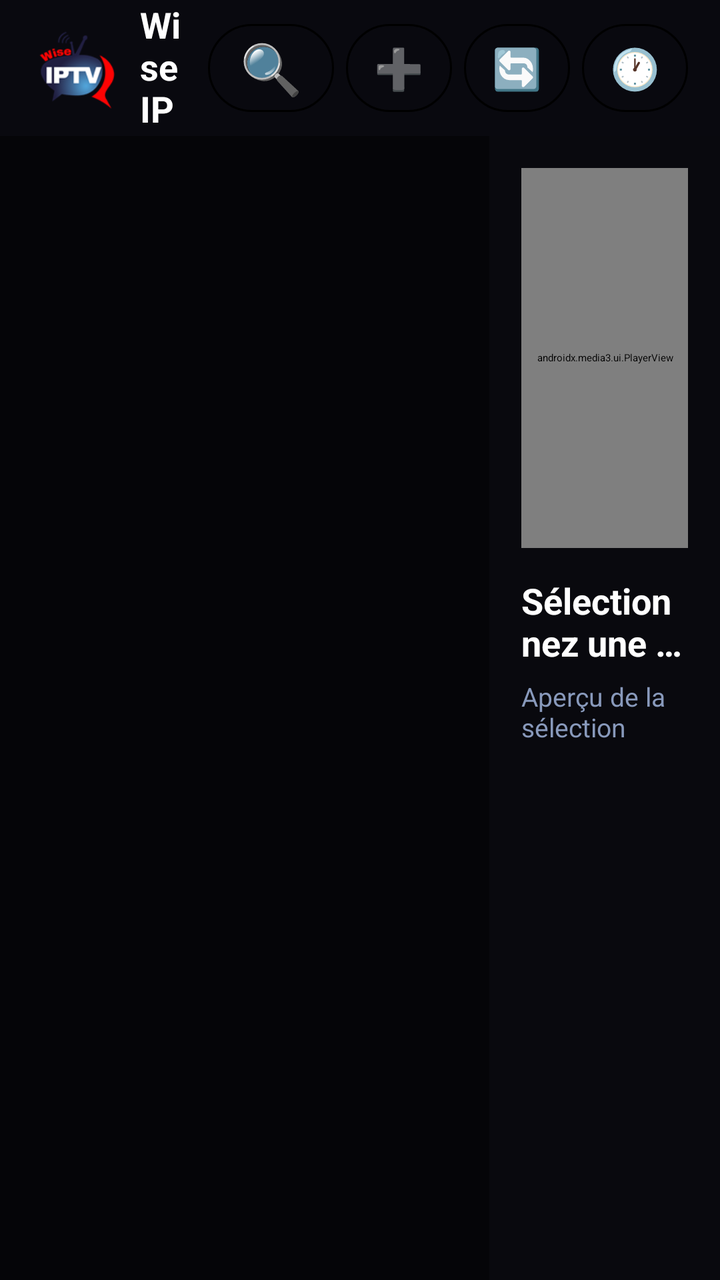
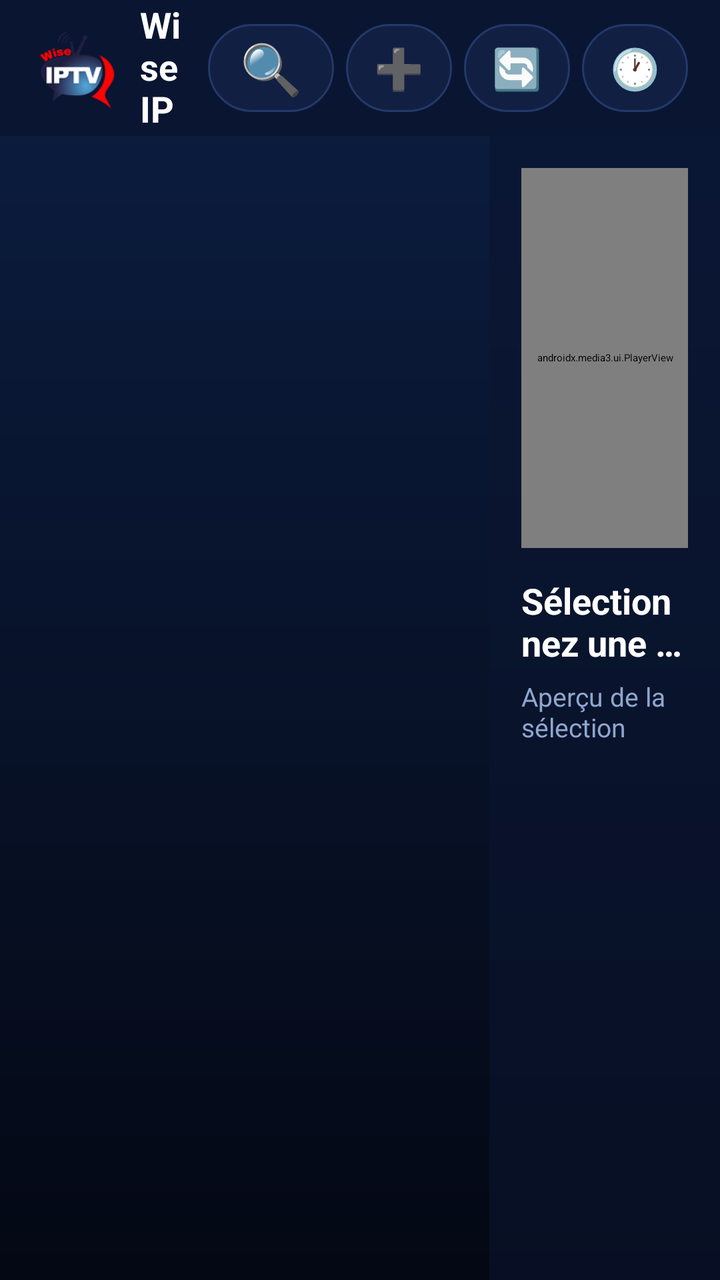

Screens rendered from an Android XML layout before and after an edit, with the pre-edit source and the edit as a unified diff.
<!-- AndroidManifest.xml: application theme Theme.WiseIPTV.TV -->
<!-- res/layout/activity_tv_main.xml -->
<?xml version="1.0" encoding="utf-8"?>
<FrameLayout xmlns:android="http://schemas.android.com/apk/res/android"
    xmlns:app="http://schemas.android.com/apk/res-auto"
    android:layout_width="match_parent"
    android:layout_height="match_parent"
    android:background="@color/wise_bg">

    <ImageView android:id="@+id/tv_backdrop"
        android:layout_width="match_parent"
        android:layout_height="match_parent"
        android:scaleType="centerCrop"
        android:alpha="0.16"
        android:visibility="gone"/>

    <LinearLayout
        android:layout_width="match_parent"
        android:layout_height="match_parent"
        android:layout_marginTop="68dp"
        android:orientation="horizontal">

        <FrameLayout
            android:id="@+id/browse_fragment"
            android:layout_width="0dp"
            android:layout_height="match_parent"
            android:layout_weight="0.68"
            android:focusable="false"
            android:nextFocusUp="@id/btn_search"/>

        <LinearLayout
            android:id="@+id/tv_preview_panel"
            android:layout_width="0dp"
            android:layout_height="match_parent"
            android:layout_weight="0.32"
            android:orientation="vertical"
            android:padding="16dp"
            android:background="#CC0A0A0F">

            <androidx.media3.ui.PlayerView
                android:id="@+id/tv_preview_player"
                android:layout_width="match_parent"
                android:layout_height="190dp"
                android:focusable="false"
                app:use_controller="false"
                app:resize_mode="zoom"/>

            <TextView
                android:id="@+id/tv_preview_name"
                android:layout_width="match_parent"
                android:layout_height="wrap_content"
                android:layout_marginTop="14dp"
                android:text="Sélectionnez une chaîne"
                android:textColor="@color/white"
                android:textSize="18sp"
                android:textStyle="bold"
                android:maxLines="2"
                android:ellipsize="end"/>

            <TextView
                android:layout_width="match_parent"
                android:layout_height="wrap_content"
                android:layout_marginTop="6dp"
                android:text="Aperçu de la sélection"
                android:textColor="@color/text_secondary"
                android:textSize="13sp"/>
        </LinearLayout>
    </LinearLayout>

    <LinearLayout
        android:id="@+id/top_bar"
        android:layout_width="match_parent"
        android:layout_height="68dp"
        android:orientation="horizontal"
        android:gravity="center_vertical"
        android:background="#EE0A0A0F"
        android:paddingStart="16dp"
        android:paddingEnd="16dp"
        android:elevation="8dp"
        android:focusable="false">

        <ImageView
            android:layout_width="44dp"
            android:layout_height="44dp"
            android:src="@mipmap/ic_launcher"
            android:scaleType="fitCenter"
            android:focusable="false"
            android:layout_marginEnd="10dp"/>

        <TextView
            android:layout_width="0dp"
            android:layout_height="wrap_content"
            android:layout_weight="1"
            android:text="Wise IPTV"
            android:focusable="false"
            android:textColor="#FFFFFF"
            android:textSize="18sp"
            android:textStyle="bold"/>

        <TextView
            android:id="@+id/btn_search"
            android:layout_width="wrap_content"
            android:layout_height="44dp"
            android:text="🔍"
            android:textSize="25sp"
            android:gravity="center"
            android:paddingStart="16dp"
            android:paddingEnd="16dp"
            android:focusable="true"
            android:focusableInTouchMode="false"
            android:nextFocusDown="@id/browse_fragment"
            android:background="@drawable/btn_action_selector"
            android:layout_marginStart="6dp"/>

        <TextView
            android:id="@+id/btn_add"
            android:layout_width="wrap_content"
            android:layout_height="44dp"
            android:text="➕"
            android:textSize="20sp"
            android:gravity="center"
            android:paddingStart="14dp"
            android:paddingEnd="14dp"
            android:focusable="true"
            android:focusableInTouchMode="false"
            android:nextFocusDown="@id/browse_fragment"
            android:background="@drawable/btn_action_selector"
            android:layout_marginStart="6dp"/>

        <TextView
            android:id="@+id/btn_sync"
            android:layout_width="wrap_content"
            android:layout_height="44dp"
            android:text="🔄"
            android:textSize="20sp"
            android:gravity="center"
            android:paddingStart="14dp"
            android:paddingEnd="14dp"
            android:focusable="true"
            android:focusableInTouchMode="false"
            android:nextFocusDown="@id/browse_fragment"
            android:background="@drawable/btn_action_selector"
            android:layout_marginStart="6dp"/>

        <TextView
            android:id="@+id/btn_recents"
            android:layout_width="wrap_content"
            android:layout_height="44dp"
            android:text="🕐"
            android:textSize="20sp"
            android:gravity="center"
            android:paddingStart="14dp"
            android:paddingEnd="14dp"
            android:focusable="true"
            android:focusableInTouchMode="false"
            android:nextFocusDown="@id/browse_fragment"
            android:background="@drawable/btn_action_selector"
            android:layout_marginStart="6dp"/>

        <TextView
            android:id="@+id/tv_sync_status"
            android:layout_width="wrap_content"
            android:layout_height="wrap_content"
            android:textColor="@color/wise_blue_light"
            android:textSize="12sp"
            android:layout_marginStart="12dp"
            android:visibility="gone"/>

        <ProgressBar
            android:id="@+id/progress_bar"
            android:layout_width="28dp"
            android:layout_height="28dp"
            android:layout_marginStart="8dp"
            android:indeterminateTint="@color/wise_red"
            android:visibility="gone"/>
    </LinearLayout>
</FrameLayout>
<!-- resources referenced by this layout -->
<resources>
  <color name="text_secondary">#8899BB</color>
  <color name="white">#FFFFFF</color>
  <color name="wise_bg">#050508</color>
  <color name="wise_blue_light">#42A5F5</color>
  <color name="wise_red">#E50914</color>
  <!-- drawable btn_action_selector (drawable) -->
  <?xml version="1.0" encoding="utf-8"?>
  <selector xmlns:android="http://schemas.android.com/apk/res/android">
      <item android:state_focused="true">
          <shape android:shape="rectangle">
              <gradient android:angle="0" android:startColor="#5BB0FF" android:endColor="#2F8CF0"/>
              <corners android:radius="22dp"/>
              <stroke android:width="2dp" android:color="#FFFFFF"/>
          </shape>
      </item>
      <item android:state_pressed="true">
          <shape android:shape="rectangle">
              <solid android:color="#CC1F7AE0"/>
              <corners android:radius="22dp"/>
          </shape>
      </item>
      <item>
          <shape android:shape="rectangle">
              <solid android:color="@color/wise_card"/>
              <corners android:radius="22dp"/>
              <stroke android:width="1dp" android:color="@color/wise_card_stroke"/>
          </shape>
      </item>
  </selector>
  <!-- mipmap ic_launcher: png bitmap (mipmap-hdpi, 11824 bytes) -->
  <style name="Theme.WiseIPTV.TV" parent="Theme.Leanback">
          <item name="colorPrimary">@color/wise_blue</item>
          <item name="colorPrimaryDark">@color/wise_blue_dark</item>
          <item name="colorAccent">@color/wise_red</item>
          <item name="android:colorBackground">@color/wise_bg</item>
          <item name="android:windowBackground">@color/wise_bg</item>
      </style>
  <color name="wise_blue">#1565C0</color>
  <color name="wise_blue_dark">#0A1A35</color>
</resources>

<!-- the commit's change to res/layout/activity_tv_main.xml (unified diff, before → after) -->
@@ -3,7 +3,7 @@
     xmlns:app="http://schemas.android.com/apk/res-auto"
     android:layout_width="match_parent"
     android:layout_height="match_parent"
-    android:background="@color/wise_bg">
+    android:background="@drawable/bg_app_gradient">
 
     <ImageView android:id="@+id/tv_backdrop"
         android:layout_width="match_parent"
@@ -33,7 +33,7 @@
             android:layout_weight="0.32"
             android:orientation="vertical"
             android:padding="16dp"
-            android:background="#CC0A0A0F">
+            android:background="#990A1530">
 
             <androidx.media3.ui.PlayerView
                 android:id="@+id/tv_preview_player"
@@ -71,7 +71,7 @@
         android:layout_height="68dp"
         android:orientation="horizontal"
         android:gravity="center_vertical"
-        android:background="#EE0A0A0F"
+        android:background="#F00A1530"
         android:paddingStart="16dp"
         android:paddingEnd="16dp"
         android:elevation="8dp"
@@ -89,11 +89,28 @@
             android:layout_width="0dp"
             android:layout_height="wrap_content"
             android:layout_weight="1"
+            android:id="@+id/tv_top_title"
             android:text="Wise IPTV"
             android:focusable="false"
             android:textColor="#FFFFFF"
             android:textSize="18sp"
             android:textStyle="bold"/>
+
+        <TextView
+            android:id="@+id/tv_sub_pill"
+            android:layout_width="wrap_content"
+            android:layout_height="wrap_content"
+            android:background="@drawable/bg_badge_green"
+            android:textColor="@color/white"
+            android:textSize="13sp"
+            android:textStyle="bold"
+            android:paddingStart="12dp"
+            android:paddingEnd="12dp"
+            android:paddingTop="5dp"
+            android:paddingBottom="5dp"
+            android:layout_marginEnd="8dp"
+            android:focusable="false"
+            android:visibility="gone"/>
 
         <TextView
             android:id="@+id/btn_search"
<!-- resource entries referenced after the edit -->
@@ -1,10 +1,34 @@
 <!-- resources referenced by this layout -->
 <resources>
-  <color name="text_secondary">#8899BB</color>
+  <color name="text_secondary">#8FA6CC</color>
   <color name="white">#FFFFFF</color>
-  <color name="wise_bg">#050508</color>
-  <color name="wise_blue_light">#42A5F5</color>
-  <color name="wise_red">#E50914</color>
+  <color name="wise_bg">#060D1F</color>
+  <style name="Wise.Dialog.TV" parent="android:Theme.Material.Dialog.Alert">
+          <item name="android:windowBackground">@drawable/bg_card</item>
+          <item name="android:colorAccent">@color/wise_blue_light</item>
+          <item name="android:textColorPrimary">@color/white</item>
+          <item name="android:textColorSecondary">@color/text_secondary</item>
+      </style>
+  <!-- drawable bg_card (drawable) -->
+  <?xml version="1.0" encoding="utf-8"?>
+  <shape xmlns:android="http://schemas.android.com/apk/res/android" android:shape="rectangle">
+      <solid android:color="@color/wise_card"/>
+      <corners android:radius="16dp"/>
+      <stroke android:width="1dp" android:color="@color/wise_card_stroke"/>
+  </shape>
+  <color name="wise_blue_light">#4DA3FF</color>
+  <color name="wise_red">#E5324F</color>
+  <!-- drawable bg_app_gradient (drawable) -->
+  <?xml version="1.0" encoding="utf-8"?>
+  <shape xmlns:android="http://schemas.android.com/apk/res/android" android:shape="rectangle">
+      <gradient android:angle="270" android:startColor="@color/wise_bg_top" android:endColor="@color/wise_bg_bottom"/>
+  </shape>
+  <!-- drawable bg_badge_green (drawable) -->
+  <?xml version="1.0" encoding="utf-8"?>
+  <shape xmlns:android="http://schemas.android.com/apk/res/android" android:shape="rectangle">
+      <solid android:color="#1E8F52"/>
+      <corners android:radius="6dp"/>
+  </shape>
   <!-- drawable btn_action_selector (drawable) -->
   <?xml version="1.0" encoding="utf-8"?>
   <selector xmlns:android="http://schemas.android.com/apk/res/android">
@@ -33,11 +57,17 @@
   <style name="Theme.WiseIPTV.TV" parent="Theme.Leanback">
           <item name="colorPrimary">@color/wise_blue</item>
           <item name="colorPrimaryDark">@color/wise_blue_dark</item>
-          <item name="colorAccent">@color/wise_red</item>
+          <item name="colorAccent">@color/wise_blue_light</item>
           <item name="android:colorBackground">@color/wise_bg</item>
-          <item name="android:windowBackground">@color/wise_bg</item>
+          <item name="android:windowBackground">@drawable/bg_app_gradient</item>
+          <item name="android:navigationBarColor">@color/wise_bg_bottom</item>
+          <item name="android:alertDialogTheme">@style/Wise.Dialog.TV</item>
       </style>
-  <color name="wise_blue">#1565C0</color>
-  <color name="wise_blue_dark">#0A1A35</color>
+  <color name="wise_bg_top">#0C1E42</color>
+  <color name="wise_bg_bottom">#040814</color>
+  <color name="wise_card">#112042</color>
+  <color name="wise_card_stroke">#22396B</color>
+  <color name="wise_blue">#1F7AE0</color>
+  <color name="wise_blue_dark">#0D3D6E</color>
 </resources>
 
